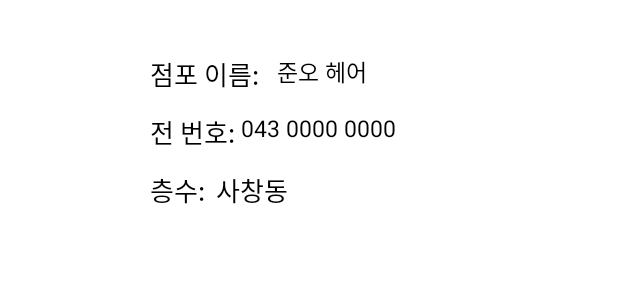
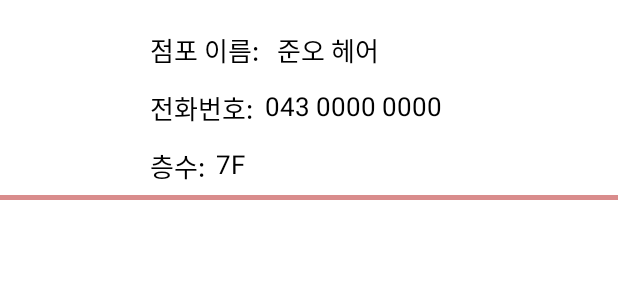
Before and after one commit to kwongustj/project_comehere, an Android app: the layout list_item_rate.xml on its own in the app's theme, with its tools: preview values and no code run, on a phone screen of 412 x 824 dp. Shown: the top 300 px of the screen. Run offline under Robolectric (Android 15) with nearby library versions, the phone set to English and light mode, and no system bars.

Commit message:
Add: "리스트뷰에 파이어베이스에 있는 점포 정보들 불러오기 구현"

```diff
--- a/Silbi_android/app/build.gradle
+++ b/Silbi_android/app/build.gradle
@@ -44,6 +44,7 @@ dependencies {
     implementation 'androidx.constraintlayout:constraintlayout:2.1.1'
     implementation 'com.google.firebase:firebase-database:20.0.2'
     implementation 'com.google.firebase:firebase-auth-ktx:21.0.1'
+    implementation 'com.google.firebase:firebase-database-ktx:20.0.2'
     //  testImplementation 'junit:junit:4.+'
     androidTestImplementation 'androidx.test.ext:junit:1.1.3'
     androidTestImplementation 'androidx.test.espresso:espresso-core:3.4.0'
--- a/Silbi_android/app/src/main/java/com/example/silbi_android/RateAdapter.kt
+++ b/Silbi_android/app/src/main/java/com/example/silbi_android/RateAdapter.kt
@@ -12,9 +12,9 @@ class RateAdapter(val context: Context, val shopList: ArrayList<rate>) : BaseAda
     override fun getView(position: Int, convertView: View?, parent: ViewGroup?): View {
         val view: View = LayoutInflater.from(context).inflate(R.layout.list_item_rate,null)//view붙이기 위함
 
-        val name = view.findViewById<TextView>(R.id.name)
-        val call = view.findViewById<TextView>(R.id.call)
-        val floor = view.findViewById<TextView>(R.id.floor)
+        val name = view.findViewById<TextView>(R.id.nametext)
+        val call = view.findViewById<TextView>(R.id.calltext)
+        val floor = view.findViewById<TextView>(R.id.floortext)
 
         val rate = shopList[position]
         name.text = rate.name
--- a/Silbi_android/app/src/main/res/layout/list_item_rate.xml
+++ b/Silbi_android/app/src/main/res/layout/list_item_rate.xml
@@ -3,17 +3,17 @@
     xmlns:app="http://schemas.android.com/apk/res-auto"
     xmlns:tools="http://schemas.android.com/tools"
     android:layout_width="match_parent"
-    android:layout_height="match_parent">
+    android:layout_height="wrap_content">
 
     <TextView
         android:id="@+id/nametext"
         android:layout_width="wrap_content"
         android:layout_height="wrap_content"
         android:layout_marginStart="8dp"
-        android:layout_marginTop="36dp"
+        android:layout_marginTop="20dp"
         android:text="준오 헤어"
         android:textColor="@color/black"
-        android:textSize="15dp"
+        android:textSize="17dp"
         app:layout_constraintStart_toEndOf="@+id/name"
         app:layout_constraintTop_toTopOf="parent" />
 
@@ -24,7 +24,7 @@
         android:layout_marginStart="4dp"
         android:text="043 0000 0000"
         android:textColor="@color/black"
-        android:textSize="15dp"
+        android:textSize="17dp"
         app:layout_constraintStart_toEndOf="@+id/call"
         app:layout_constraintTop_toTopOf="@id/call" />
 
@@ -33,7 +33,7 @@
         android:layout_width="wrap_content"
         android:layout_height="wrap_content"
         android:layout_marginTop="12dp"
-        android:text="전 번호:"
+        android:text="전화번호: "
         android:textColor="@color/black"
         android:textSize="17dp"
         app:layout_constraintStart_toStartOf="@id/name"
@@ -44,7 +44,7 @@
         android:layout_width="wrap_content"
         android:layout_height="wrap_content"
         android:layout_marginStart="100dp"
-        android:layout_marginTop="36dp"
+        android:layout_marginTop="20dp"
         android:text="점포 이름: "
         android:textColor="@color/black"
         android:textSize="17dp"
@@ -65,14 +65,24 @@
         />
 
     <TextView
-        android:id="@+id/locationtext"
+        android:id="@+id/floortext"
         android:layout_width="wrap_content"
         android:layout_height="wrap_content"
         android:layout_marginLeft="7dp"
-        android:text="사창동"
+        android:text="7F"
         android:textColor="@color/black"
         android:textSize="17dp"
         app:layout_constraintStart_toEndOf="@id/floor"
-        app:layout_constraintTop_toTopOf="@id/floor" />
+        app:layout_constraintTop_toTopOf="@id/floor"
+        android:paddingBottom="12dp"/>
+
+    <View
+        android:id="@+id/dividerView"
+        android:layout_width="0dp"
+        android:layout_height="3dp"
+        app:layout_constraintBottom_toBottomOf="parent"
+        app:layout_constraintStart_toStartOf="parent"
+        app:layout_constraintEnd_toEndOf="parent"
+        android:background="@color/button"/>
 
 </androidx.constraintlayout.widget.ConstraintLayout>
```
Also changed, not shown: Silbi_android/app/src/main/java/com/example/silbi_android/KeywordActivity.kt (+38 -4 lines).
